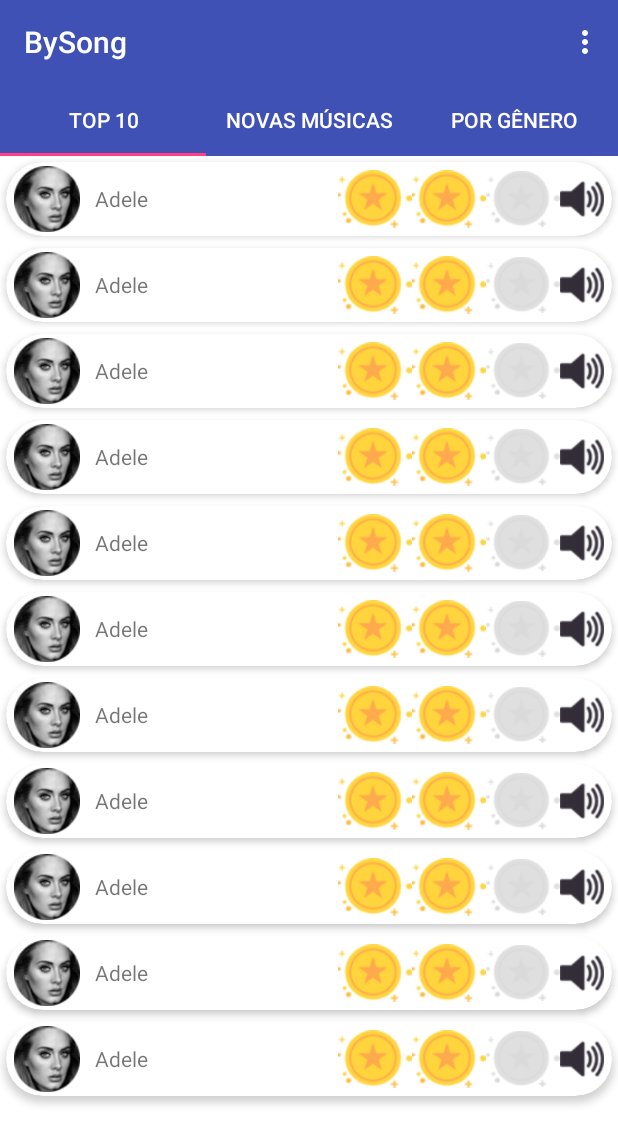
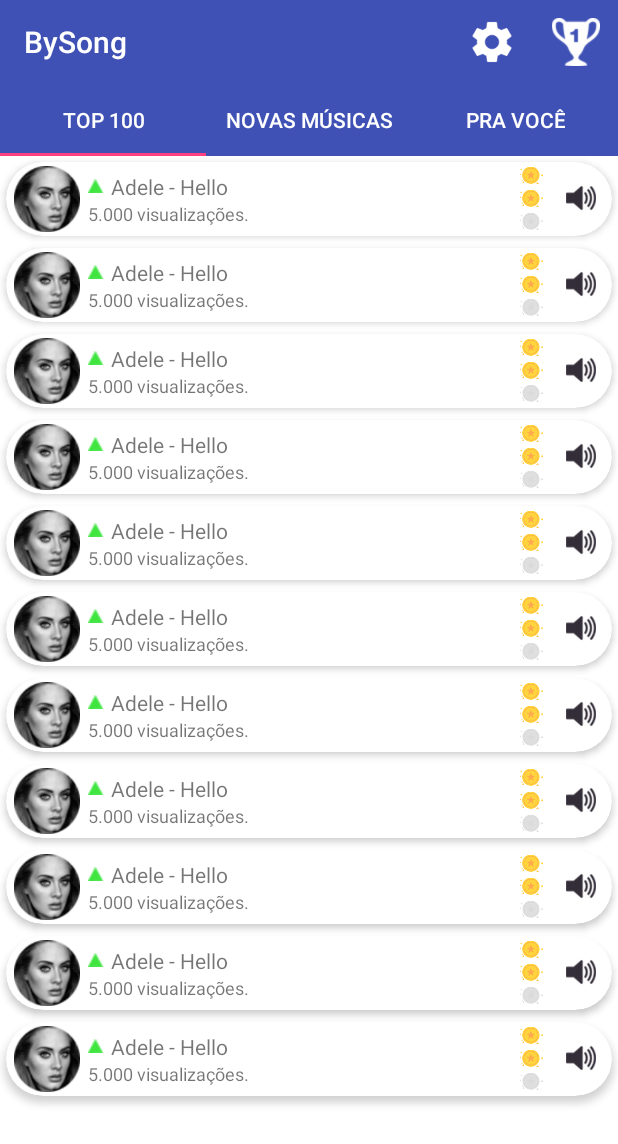
Before and after one commit to lucasgomesb/bysong, an Android app: the MainActivity screen opened directly, with no data from a screen before it, on a phone screen of 412 x 824 dp. Shown: the top 1144 px of the screen. Run offline under Robolectric (Android 15) with nearby library versions, the light colour scheme and no system bars.

Commit message:
Commit Chamada de configurações e ranking (itens de menu) + desing dos itens da lista atualizado.

```diff
--- a/app/app/src/main/java/bysong/app/adapter/TabsAdapter.java
+++ b/app/app/src/main/java/bysong/app/adapter/TabsAdapter.java
@@ -7,8 +7,8 @@
 
 import bysong.app.R;
 import bysong.app.fragments.NovasMusicasFragment;
-import bysong.app.fragments.PorGeneroFragment;
-import bysong.app.fragments.Top10Fragment;
+import bysong.app.fragments.PraVoceFragment;
+import bysong.app.fragments.Top100Fragment;
 
 /**
  * Created by Tiago on 10/08/2016.
@@ -38,7 +38,7 @@
 
         if (position == 0) {
 
-            return context.getString(R.string.top_10);
+            return context.getString(R.string.top_100);
 
         } else if (position == 1) {
 
@@ -46,7 +46,7 @@
 
         }
 
-        return context.getString(R.string.por_genero);
+        return context.getString(R.string.pra_voce);
 
     }
 
@@ -57,11 +57,11 @@
 
         if (position == 0) {
 
-            f = new Top10Fragment();
+            f = new Top100Fragment();
 
         } else if (position == 1) {
 
-            f = new PorGeneroFragment();
+            f = new PraVoceFragment();
 
         } else {
 
--- a/app/app/src/main/java/bysong/app/domain/Song.java
+++ b/app/app/src/main/java/bysong/app/domain/Song.java
@@ -40,17 +40,17 @@
     public static List<Song> getSongs() {
 
         List<Song> songs = new ArrayList<Song>();
-        songs.add(new Song(R.drawable.artist_circle_adele, "Adele"));
-        songs.add(new Song(R.drawable.artist_circle_adele, "Adele"));
-        songs.add(new Song(R.drawable.artist_circle_adele, "Adele"));
-        songs.add(new Song(R.drawable.artist_circle_adele, "Adele"));
-        songs.add(new Song(R.drawable.artist_circle_adele, "Adele"));
-        songs.add(new Song(R.drawable.artist_circle_adele, "Adele"));
-        songs.add(new Song(R.drawable.artist_circle_adele, "Adele"));
-        songs.add(new Song(R.drawable.artist_circle_adele, "Adele"));
-        songs.add(new Song(R.drawable.artist_circle_adele, "Adele"));
-        songs.add(new Song(R.drawable.artist_circle_adele, "Adele"));
-        songs.add(new Song(R.drawable.artist_circle_adele, "Adele"));
+        songs.add(new Song(R.drawable.artist_circle_adele, "Adele - Hello"));
+        songs.add(new Song(R.drawable.artist_circle_adele, "Adele - Hello"));
+        songs.add(new Song(R.drawable.artist_circle_adele, "Adele - Hello"));
+        songs.add(new Song(R.drawable.artist_circle_adele, "Adele - Hello"));
+        songs.add(new Song(R.drawable.artist_circle_adele, "Adele - Hello"));
+        songs.add(new Song(R.drawable.artist_circle_adele, "Adele - Hello"));
+        songs.add(new Song(R.drawable.artist_circle_adele, "Adele - Hello"));
+        songs.add(new Song(R.drawable.artist_circle_adele, "Adele - Hello"));
+        songs.add(new Song(R.drawable.artist_circle_adele, "Adele - Hello"));
+        songs.add(new Song(R.drawable.artist_circle_adele, "Adele - Hello"));
+        songs.add(new Song(R.drawable.artist_circle_adele, "Adele - Hello"));
         return songs;
 
     }
--- a/app/app/src/main/java/bysong/app/fragments/Top10Fragment.java
+++ b/app/app/src/main/java/bysong/app/fragments/PraVoceFragment.java
@@ -19,7 +19,7 @@
 /**
  * Created by Tiago on 10/08/2016.
  */
-public class Top10Fragment extends Fragment {
+public class PraVoceFragment extends Fragment {
 
     private RecyclerView recyclerView;
     private List<Song> songs;
@@ -29,9 +29,9 @@
     @Override
     public View onCreateView(LayoutInflater inflater, @Nullable ViewGroup container, @Nullable Bundle savedInstanceState) {
 
-        View view = inflater.inflate(R.layout.fragment_top_10, container, false);
+        View view = inflater.inflate(R.layout.fragment_por_genero, container, false);
         songs = Song.getSongs();
-        recyclerView = (RecyclerView) view.findViewById(R.id.top10);
+        recyclerView = (RecyclerView) view.findViewById(R.id.porGenero);
         recyclerView.setLayoutManager(new LinearLayoutManager(getContext()));
         recyclerView.setItemAnimator(new DefaultItemAnimator());
         recyclerView.setAdapter(new SongsAdapter(getContext(), songs));
--- a/app/app/src/main/java/bysong/app/fragments/PorGeneroFragment.java
+++ b/app/app/src/main/java/bysong/app/fragments/Top100Fragment.java
@@ -19,7 +19,7 @@
 /**
  * Created by Tiago on 10/08/2016.
  */
-public class PorGeneroFragment extends Fragment {
+public class Top100Fragment extends Fragment {
 
     private RecyclerView recyclerView;
     private List<Song> songs;
@@ -29,9 +29,9 @@
     @Override
     public View onCreateView(LayoutInflater inflater, @Nullable ViewGroup container, @Nullable Bundle savedInstanceState) {
 
-        View view = inflater.inflate(R.layout.fragment_por_genero, container, false);
+        View view = inflater.inflate(R.layout.fragment_top_10, container, false);
         songs = Song.getSongs();
-        recyclerView = (RecyclerView) view.findViewById(R.id.porGenero);
+        recyclerView = (RecyclerView) view.findViewById(R.id.top10);
         recyclerView.setLayoutManager(new LinearLayoutManager(getContext()));
         recyclerView.setItemAnimator(new DefaultItemAnimator());
         recyclerView.setAdapter(new SongsAdapter(getContext(), songs));
--- a/app/app/src/main/res/layout/linha_lista_song.xml
+++ b/app/app/src/main/res/layout/linha_lista_song.xml
@@ -14,6 +14,7 @@
     card_view:cardElevation="6dp"
     android:foreground="?attr/selectableItemBackground">
 
+        <!-- Layout 1 -->
         <LinearLayout
             android:layout_width="wrap_content"
             android:layout_height="wrap_content"
@@ -27,51 +28,94 @@
                 android:layout_gravity="center_vertical"
                 android:paddingLeft="5dp"/>
 
+            <!-- Layout 2 -->
+            <LinearLayout
+                android:layout_width="wrap_content"
+                android:layout_height="wrap_content"
+                android:orientation="vertical"
+                android:layout_gravity="center_vertical"
+                android:layout_marginLeft="5dp">
+
+                <!-- Layout 2.1 -->
+                <LinearLayout
+                    android:layout_width="wrap_content"
+                    android:layout_height="wrap_content">
+
+                    <ImageView
+                        android:id="@+id/img_status"
+                        android:layout_width="wrap_content"
+                        android:layout_height="wrap_content"
+                        android:src="@drawable/song_item_status_rank_up"
+                        android:layout_gravity="center_vertical" />
+
                     <TextView
                         android:id="@+id/name_song_artist"
                         android:layout_width="wrap_content"
                         android:layout_height="wrap_content"
-                android:text="Hello-Adele"
-                android:layout_gravity="center_vertical"
-                android:paddingLeft="10dp"/>
+                        android:text="Adele - Hello"
+                        android:layout_marginLeft="5dp"
+                        android:layout_gravity="center_vertical" />
 
                 </LinearLayout>
 
+                <TextView
+                    android:layout_width="wrap_content"
+                    android:layout_height="wrap_content"
+                    android:text="5.000 visualizações."
+                    android:layout_gravity="center_vertical"
+                    android:textSize="12sp"/>
+
+            </LinearLayout>
+
+        </LinearLayout>
+        <!-- Layout 3 -->
         <LinearLayout
             android:layout_width="wrap_content"
             android:layout_height="wrap_content"
             android:layout_gravity="center_vertical|right"
             android:paddingRight="5dp">
 
+            <!-- Layout 3.1 -->
+            <LinearLayout
+                android:layout_width="wrap_content"
+                android:layout_height="wrap_content"
+                android:orientation="vertical"
+                android:layout_marginRight="15dp">
+
                 <ImageView
                     android:id="@+id/song_item_start_1"
-                android:layout_width="49dp"
-                android:layout_height="49dp"
-                android:src="@drawable/song_item_start_off"
+                    android:layout_width="15dp"
+                    android:layout_height="15dp"
+                    android:src="@drawable/song_item_start_on"
                     android:layout_gravity="center_vertical|right"/>
 
                 <ImageView
                     android:id="@+id/song_item_start_2"
-                android:layout_width="49dp"
-                android:layout_height="49dp"
-                android:src="@drawable/song_item_start_off"
+                    android:layout_width="15dp"
+                    android:layout_height="15dp"
+                    android:src="@drawable/song_item_start_on"
                     android:layout_gravity="center_vertical|right"/>
 
                 <ImageView
                     android:id="@+id/song_item_start_3"
-                android:layout_width="49dp"
-                android:layout_height="49dp"
-                android:src="@drawable/song_item_start_off"
-                android:layout_gravity="center_vertical|right" />
-
-            <ImageView
-                android:id="@+id/song_item_audio"
-                android:layout_width="29dp"
-                android:layout_height="29dp"
-                android:src="@drawable/song_item_audio"
+                    android:layout_width="15dp"
+                    android:layout_height="15dp"
+                    android:src="@drawable/song_item_start_on"
                     android:layout_gravity="center_vertical|right" />
 
 
             </LinearLayout>
 
+
+            <ImageView
+                android:id="@+id/song_item_audio"
+                android:layout_width="20dp"
+                android:layout_height="20dp"
+                android:src="@drawable/song_item_audio"
+                android:layout_gravity="center_vertical|right"
+                android:layout_marginRight="5dp"/>
+
+
+        </LinearLayout>
+
 </android.support.v7.widget.CardView>
--- a/app/app/src/main/res/menu/menu_main.xml
+++ b/app/app/src/main/res/menu/menu_main.xml
@@ -2,14 +2,14 @@
 <menu xmlns:android="http://schemas.android.com/apk/res/android"
     xmlns:app="http://schemas.android.com/apk/res-auto">
 
+    <item android:id="@+id/action_settings"
+        android:title="@string/settings"
+        android:icon="@drawable/ic_settings_white"
+        app:showAsAction="always"/>
+
     <item android:id="@+id/action_ranking"
         android:title="@string/ranking"
-        android:icon="@android:drawable/ic_menu_agenda"
-        app:showAsAction="never"/>
-
-    <item android:id="@+id/action_settings"
-        android:title="@string/settings"
-        android:icon="@android:drawable/ic_menu_preferences"
-        app:showAsAction="never"/>
+        android:icon="@drawable/white_trophy"
+        app:showAsAction="always"/>
 
 </menu>
--- a/app/app/src/main/res/values/strings.xml
+++ b/app/app/src/main/res/values/strings.xml
@@ -2,9 +2,9 @@
 
     <string name="app_name">BySong</string>
     <!-- Tabs Songs -->
-    <string name="top_10">Top 10</string>
+    <string name="top_100">Top 100</string>
     <string name="novas_musicas">Novas Músicas</string>
-    <string name="por_genero">Por Gênero</string>
+    <string name="pra_voce">Pra Você</string>
     <!-- Mensagem Splash Screen -->
     <string name="agurade">Aguarde...</string>
     <!-- Itens de menu -->
```
Also changed, not shown: app/app/src/main/res/drawable/ic_settings_white.png (added), app/app/src/main/res/drawable/white_trophy.png (added). Lines whose indentation alone changed are shown as unchanged.
